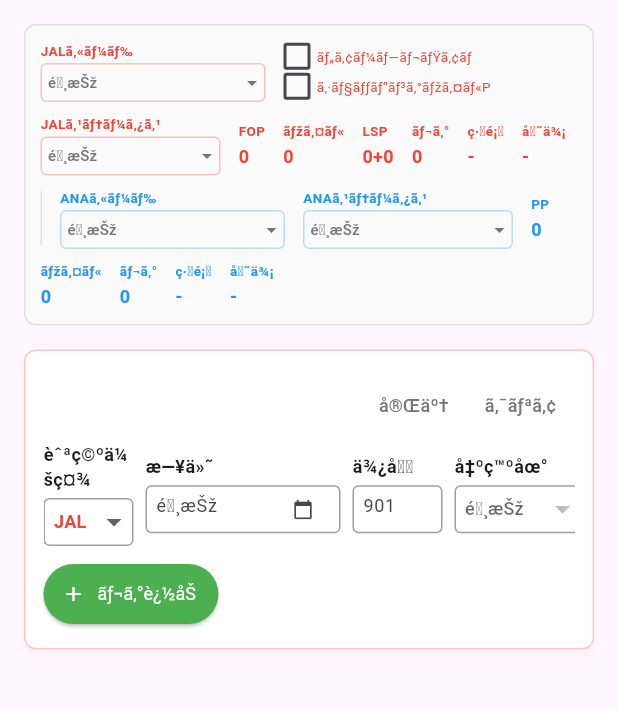
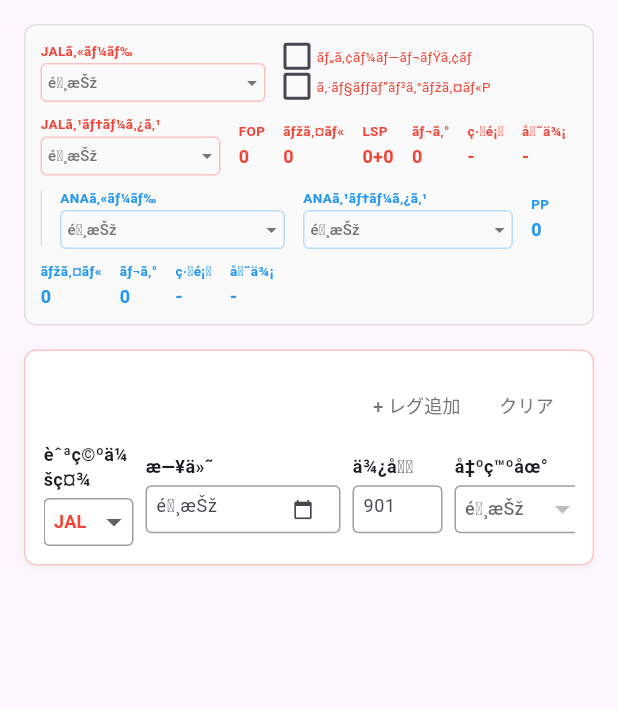
Before and after one commit to shopgirl910-gif/flight_mvp, a Flutter app: the screen it shows after launch, on a phone screen of 412 x 824 dp, the part 159-868 px from its top. Run offline on Flutter 3.47's test engine with Material 3 defaults, Android fonts, the phone set to English and light mode, and no system bars; our stand-ins replace supabase_flutter; missing offline and left inert: dart:html; accounts and stored records are empty.

Commit message:
Update buttons and dropdown in simulation screen

```diff
--- a/lib/simulation_screen.dart
+++ b/lib/simulation_screen.dart
@@ -521,8 +521,8 @@ class _SimulationScreenState extends State<SimulationScreen> with AutomaticKeepA
       decoration: BoxDecoration(color: Colors.white, borderRadius: BorderRadius.circular(8), border: Border.all(color: airlineColor.withOpacity(0.3)), boxShadow: [BoxShadow(color: Colors.grey.withOpacity(0.1), blurRadius: 4, offset: const Offset(0, 2))]),
       child: Column(crossAxisAlignment: CrossAxisAlignment.start, children: [
         Row(mainAxisAlignment: MainAxisAlignment.end, children: [
-          TextButton(onPressed: () {}, child: Text('å®Œäº†', style: TextStyle(color: Colors.grey[600], fontSize: 12))),
-          TextButton(onPressed: () => _clearLeg(index, legId), child: Text('ã‚¯ãƒªã‚¢', style: TextStyle(color: Colors.grey[600], fontSize: 12))),
+          TextButton(onPressed: _addLeg, child: Text('+ レグ追加', style: TextStyle(color: Colors.grey[600], fontSize: 12))),
+          TextButton(onPressed: () => _clearLeg(index, legId), child: Text('クリア', style: TextStyle(color: Colors.grey[600], fontSize: 12))),
           if (legs.length > 1) IconButton(icon: const Icon(Icons.close, size: 18), onPressed: () => _removeLeg(index), padding: EdgeInsets.zero, constraints: const BoxConstraints()),
         ]),
         SingleChildScrollView(scrollDirection: Axis.horizontal, child: Row(children: [
@@ -540,10 +540,6 @@ class _SimulationScreenState extends State<SimulationScreen> with AutomaticKeepA
           // LSPè¿½åŠ : lspãƒ‘ãƒ©ãƒ¡ãƒ¼ã‚¿ã‚’è¿½åŠ
           if (fop != null) _buildPointsDisplay(airline, fop, miles, lsp, legId),
         ])),
-        const SizedBox(height: 8),
-        Row(children: [
-          ElevatedButton.icon(onPressed: _addLeg, icon: const Icon(Icons.add, size: 16), label: const Text('ãƒ¬ã‚°è¿½åŠ '), style: ElevatedButton.styleFrom(backgroundColor: Colors.green, foregroundColor: Colors.white, padding: const EdgeInsets.symmetric(horizontal: 12, vertical: 6), textStyle: const TextStyle(fontSize: 12))),
-        ]),
       ]),
     );
   }
@@ -574,7 +570,7 @@ class _SimulationScreenState extends State<SimulationScreen> with AutomaticKeepA
     return SizedBox(width: 85, child: Column(crossAxisAlignment: CrossAxisAlignment.start, children: [
       const Text('å‡ºç™ºåœ°', style: TextStyle(fontSize: 12, fontWeight: FontWeight.bold)), const SizedBox(height: 4),
       Container(height: 32, decoration: BoxDecoration(border: Border.all(color: Colors.grey), borderRadius: BorderRadius.circular(4)),
-        child: DropdownButton<String>(key: ValueKey('departure_${legId}_$airline'), value: currentValue, isExpanded: true, underline: const SizedBox(), menuWidth: 180,
+        child: DropdownButton<String>(key: ValueKey('departure_${legId}_$airline'), value: currentValue, isExpanded: true, underline: const SizedBox(), menuWidth: 180, itemHeight: 36,
           hint: Padding(padding: const EdgeInsets.only(left: 6), child: Text(displayText, style: const TextStyle(fontSize: 12))),
           selectedItemBuilder: (context) => airportList.map((e) => Padding(padding: const EdgeInsets.only(left: 6), child: Align(alignment: Alignment.centerLeft, child: Text(e == '---' ? '' : e, style: const TextStyle(fontSize: 12))))).toList(),
           items: airportList.map((e) {
```
